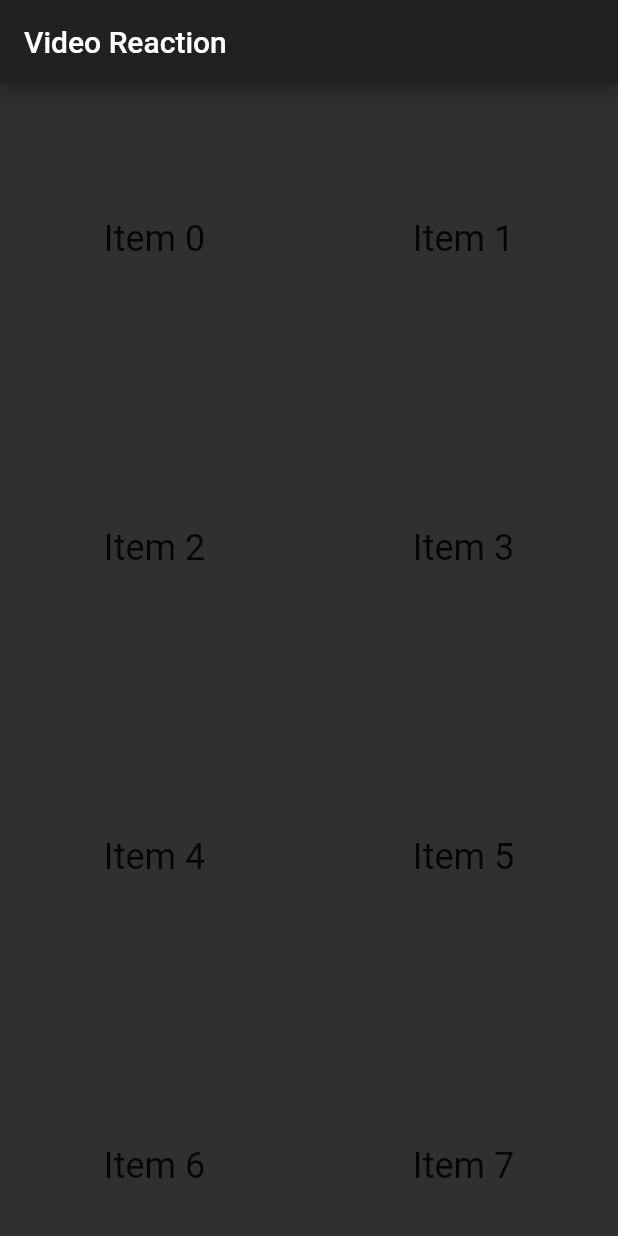
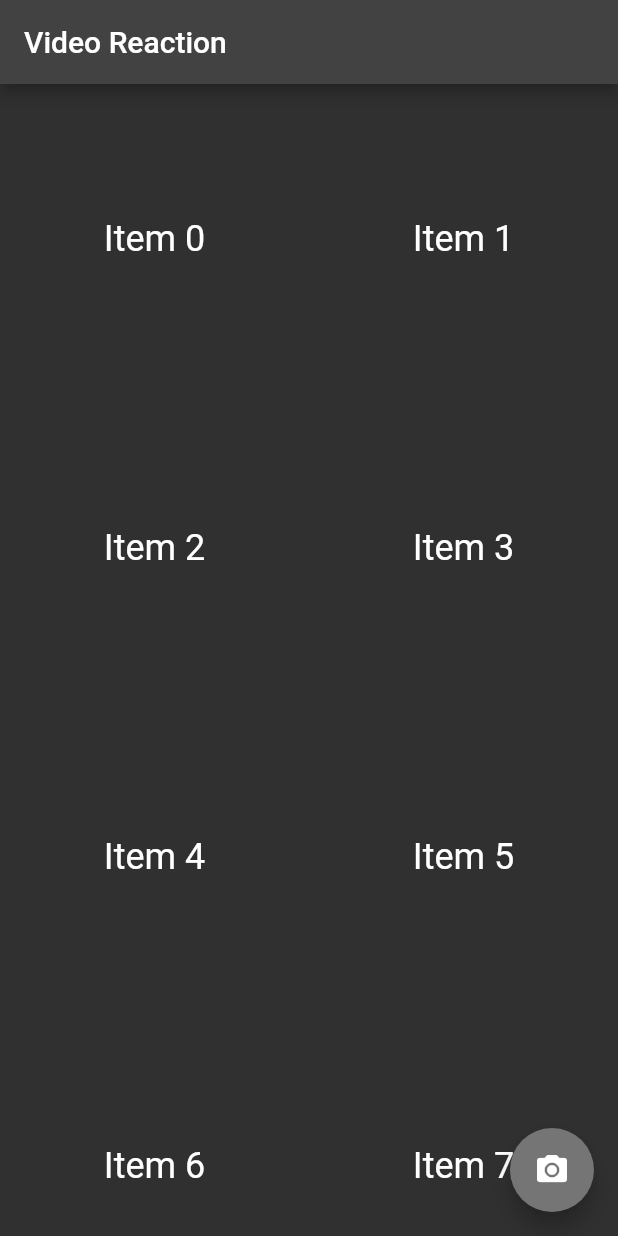
Before and after one commit to gonzaloberteri/video-reactions, a Flutter app: the screen it shows after launch, on a phone screen of 412 x 824 dp. Run offline on Flutter 3.47's test engine with Material 2 defaults, Android fonts, the phone set to English and light mode, and no system bars; our stand-ins replace camera.

Commit message:
basic camera app.

```diff
--- a/lib/main.dart
+++ b/lib/main.dart
@@ -1,35 +1,94 @@
+import 'dart:async';
+import 'dart:io';
+
+import 'package:camera/camera.dart';
 import 'package:flutter/material.dart';
 
-void main() {
-  runApp(MyApp());
+Future<void> main() async {
+  // Ensure that plugin services are initialized so that `availableCameras()`
+  // can be called before `runApp()`
+  WidgetsFlutterBinding.ensureInitialized();
+
+  // Obtain a list of the available cameras on the device.
+  final cameras = await availableCameras();
+
+  // Get a specific camera from the list of available cameras.
+  final firstCamera = cameras.first;
+
+  runApp(
+    MaterialApp(
+      theme: ThemeData(
+        // Define the default brightness and colors.
+        brightness: Brightness.dark,
+        primaryColor: Colors.grey[800],
+        accentColor: Colors.grey[600],
+      ),
+      home: TakePictureScreen(
+        // Pass the appropriate camera to the TakePictureScreen widget.
+        camera: firstCamera,
+      ),
+      debugShowCheckedModeBanner: false,
+    ),
+  );
 }
 
-class MyApp extends StatelessWidget {
-  // This widget is the root of your application.
+// A screen that allows users to take a picture using a given camera.
+class TakePictureScreen extends StatefulWidget {
+  final CameraDescription camera;
+
+  const TakePictureScreen({
+    Key key,
+    @required this.camera,
+  }) : super(key: key);
+
+  @override
+  TakePictureScreenState createState() => TakePictureScreenState();
+}
+
+class TakePictureScreenState extends State<TakePictureScreen> {
+  CameraController _controller;
+  Future<void> _initializeControllerFuture;
+  bool _cameraVisible = false;
+
+  @override
+  void initState() {
+    super.initState();
+    // To display the current output from the Camera,
+    // create a CameraController.
+    _controller = CameraController(
+      // Get a specific camera from the list of available cameras.
+      widget.camera,
+      // Define the resolution to use.
+      ResolutionPreset.medium,
+    );
+
+    // Next, initialize the controller. This returns a Future.
+    _initializeControllerFuture = _controller.initialize();
+  }
+
+  @override
+  void dispose() {
+    // Dispose of the controller when the widget is disposed.
+    _controller.dispose();
+    super.dispose();
+  }
+
   @override
   Widget build(BuildContext context) {
-    return MaterialApp(
-      title: 'Flutter Demo',
-      theme: ThemeData(
-        brightness: Brightness.light,
-        /* light theme settings */
-      ),
-      darkTheme: ThemeData(
-        brightness: Brightness.dark,
-        /* dark theme settings */
-      ),
-      themeMode: ThemeMode.dark,
-      /* ThemeMode.system to follow system theme,
-         ThemeMode.light for light theme,
-         ThemeMode.dark for dark theme
-      */
-      debugShowCheckedModeBanner: false,
-      home: //MyHomePage(title: 'Flutter Demo Home Page'),
-          Scaffold(
-        appBar: AppBar(
-          title: Text('Video Reaction'),
-        ),
-        body: GridView.count(
+    return Scaffold(
+      appBar: AppBar(title: Text('Video Reaction')),
+      // Wait until the controller is initialized before displaying the
+      // camera preview. Use a FutureBuilder to display a loading spinner
+      // until the controller has finished initializing.
+      body: FutureBuilder<void>(
+        future: _initializeControllerFuture,
+        builder: (context, snapshot) {
+          if (snapshot.connectionState == ConnectionState.done) {
+            // If the Future is complete, display the preview.
+            if (_cameraVisible) {
+              return CameraPreview(_controller);
+            } else {
+              return GridView.count(
                 // Create a grid with 2 columns. If you change the scrollDirection to
                 // horizontal, this produces 2 rows.
                 crossAxisCount: 2,
@@ -42,93 +101,68 @@ class MyApp extends StatelessWidget {
                     ),
                   );
                 }),
+              );
+            }
+          } else {
+            // Otherwise, display a loading indicator.
+            return Center(child: CircularProgressIndicator());
+          }
+        },
       ),
+      floatingActionButton: FloatingActionButton(
+        child: Icon(Icons.camera_alt),
+        // Provide an onPressed callback.
+        onPressed: () async {
+          if (_cameraVisible) {
+            // Take the Picture in a try / catch block. If anything goes wrong,
+            // catch the error.
+            try {
+              // Ensure that the camera is initialized.
+              await _initializeControllerFuture;
+
+              // Attempt to take a picture and get the file `image`
+              // where it was saved.
+              final image = await _controller.takePicture();
+
+              // If the picture was taken, display it on a new screen.
+              Navigator.push(
+                context,
+                MaterialPageRoute(
+                  builder: (context) => DisplayPictureScreen(
+                    // Pass the automatically generated path to
+                    // the DisplayPictureScreen widget.
+                    imagePath: image?.path,
+                  ),
+                ),
+              );
+            } catch (e) {
+              // If an error occurs, log the error to the console.
+              print(e);
+            }
+          } else {
+            setState(() {
+              _cameraVisible = !_cameraVisible;
+            });
+          }
+        },
       ),
     );
   }
 }
 
-class MyHomePage extends StatefulWidget {
-  MyHomePage({Key key, this.title}) : super(key: key);
+// A widget that displays the picture taken by the user.
+class DisplayPictureScreen extends StatelessWidget {
+  final String imagePath;
 
-  // This widget is the home page of your application. It is stateful, meaning
-  // that it has a State object (defined below) that contains fields that affect
-  // how it looks.
-
-  // This class is the configuration for the state. It holds the values (in this
-  // case the title) provided by the parent (in this case the App widget) and
-  // used by the build method of the State. Fields in a Widget subclass are
-  // always marked "final".
-
-  final String title;
-
-  @override
-  _MyHomePageState createState() => _MyHomePageState();
-}
-
-class _MyHomePageState extends State<MyHomePage> {
-  int _counter = 0;
-
-  void _incrementCounter() {
-    setState(() {
-      // This call to setState tells the Flutter framework that something has
-      // changed in this State, which causes it to rerun the build method below
-      // so that the display can reflect the updated values. If we changed
-      // _counter without calling setState(), then the build method would not be
-      // called again, and so nothing would appear to happen.
-      _counter++;
-    });
-  }
+  const DisplayPictureScreen({Key key, this.imagePath}) : super(key: key);
 
   @override
   Widget build(BuildContext context) {
-    // This method is rerun every time setState is called, for instance as done
-    // by the _incrementCounter method above.
-    //
-    // The Flutter framework has been optimized to make rerunning build methods
-    // fast, so that you can just rebuild anything that needs updating rather
-    // than having to individually change instances of widgets.
     return Scaffold(
-      appBar: AppBar(
-        // Here we take the value from the MyHomePage object that was created by
-        // the App.build method, and use it to set our appbar title.
-        title: Text(widget.title),
-      ),
-      body: Center(
-        // Center is a layout widget. It takes a single child and positions it
-        // in the middle of the parent.
-        child: Column(
-          // Column is also a layout widget. It takes a list of children and
-          // arranges them vertically. By default, it sizes itself to fit its
-          // children horizontally, and tries to be as tall as its parent.
-          //
-          // Invoke "debug painting" (press "p" in the console, choose the
-          // "Toggle Debug Paint" action from the Flutter Inspector in Android
-          // Studio, or the "Toggle Debug Paint" command in Visual Studio Code)
-          // to see the wireframe for each widget.
-          //
-          // Column has various properties to control how it sizes itself and
-          // how it positions its children. Here we use mainAxisAlignment to
-          // center the children vertically; the main axis here is the vertical
-          // axis because Columns are vertical (the cross axis would be
-          // horizontal).
-          mainAxisAlignment: MainAxisAlignment.center,
-          children: <Widget>[
-            Text(
-              'You have pushed the button this many times:',
-            ),
-            Text(
-              '$_counter',
-              style: Theme.of(context).textTheme.headline4,
-            ),
-          ],
-        ),
-      ),
-      floatingActionButton: FloatingActionButton(
-        onPressed: _incrementCounter,
-        tooltip: 'Increment',
-        child: Icon(Icons.add),
-      ), // This trailing comma makes auto-formatting nicer for build methods.
+      appBar: AppBar(title: Text('Display the Picture')),
+      // The image is stored as a file on the device. Use the `Image.file`
+      // constructor with the given path to display the image.
+      body: Image.file(File(imagePath)),
     );
   }
 }
```
Also changed, not shown: pubspec.yaml (+4 -3 lines), pubspec.lock, 2 other files. Lines whose indentation alone changed are shown as unchanged.
